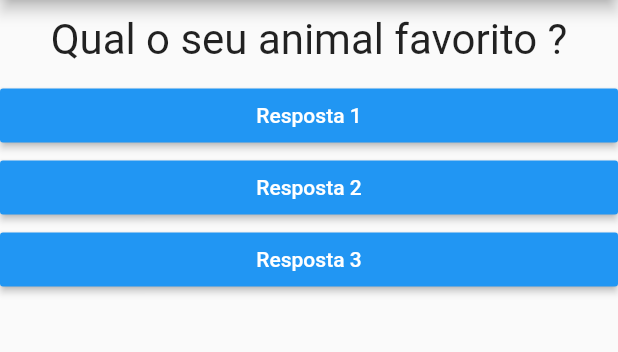
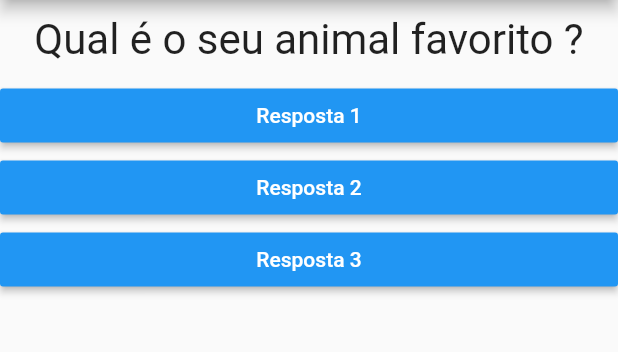
Before and after one commit to gabrielkussler/App-perguntas-Flutter, a Flutter app: the screen it shows after launch, after a tap on "Resposta 1", on a phone screen of 412 x 824 dp, the part 84-436 px from its top. Run offline on Flutter 3.47's test engine with Material 2 defaults, Android fonts, the phone set to English and light mode, and no system bars.

```diff
--- a/lib/main.dart
+++ b/lib/main.dart
@@ -17,9 +17,17 @@ class _PerguntaAppState extends State<PerguntaApp> {
   @override
   Widget build(BuildContext context) {
 
-    final perguntas = [
-      'Qual é a sua cor favorita ?',
-      'Qual o seu animal favorito ?'
+    final List<Map<String, Object>> perguntas = [
+      {
+     'texto': 'Qual é a sua cor favorita ?',
+      'Respostas': ['Azul', 'Branco', 'Vermelho', 'Preto'],
+      },      {
+     'texto': 'Qual é o seu animal favorito ?',
+      'Respostas': ['Jacaré', 'Tubarão', 'Elefante', 'Macaco'],
+      },      {
+     'texto': 'Qual é a sueu instrutor favorito ?',
+      'Respostas': ['Zé', 'João', 'Lu', 'Zaza'],
+      },
     ];
 
     return MaterialApp(
@@ -28,7 +36,7 @@ class _PerguntaAppState extends State<PerguntaApp> {
         ),
         body: Column(
           children: [
-            Questao(perguntas[_perguntaSelecionada]),
+            Questao(perguntas[_perguntaSelecionada]['texto'].toString()),
                Resposta('Resposta 1', _Responder),
                Resposta('Resposta 2', _Responder),
                Resposta('Resposta 3', _Responder),
```
Also changed, not shown: 2 other files.
